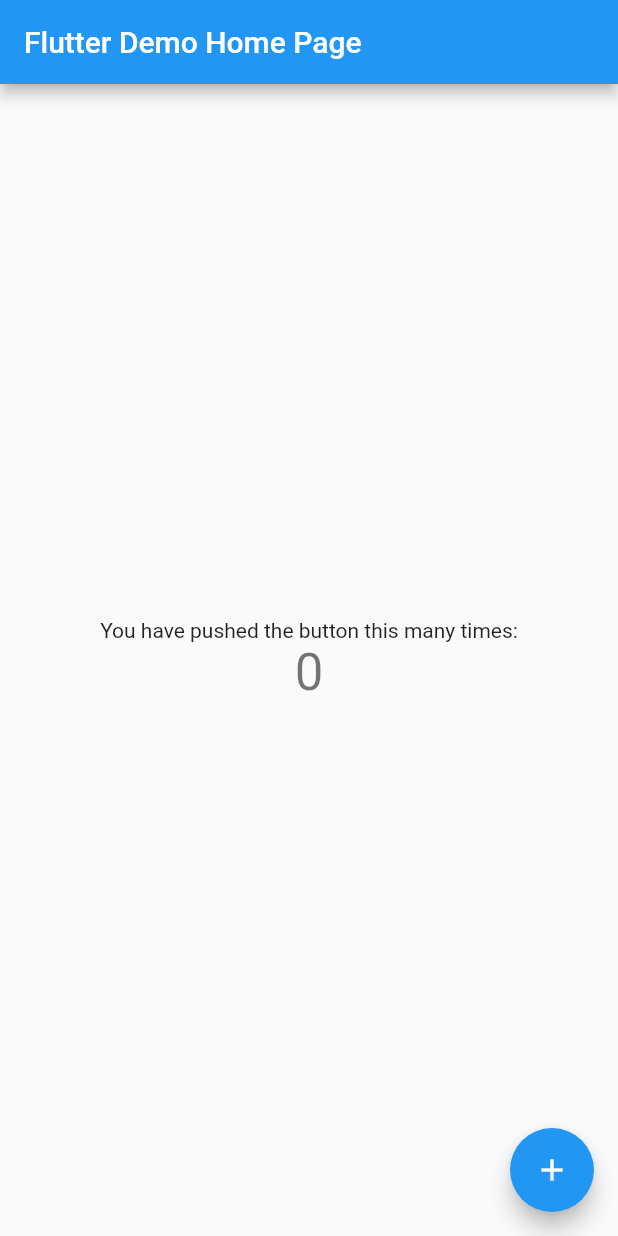
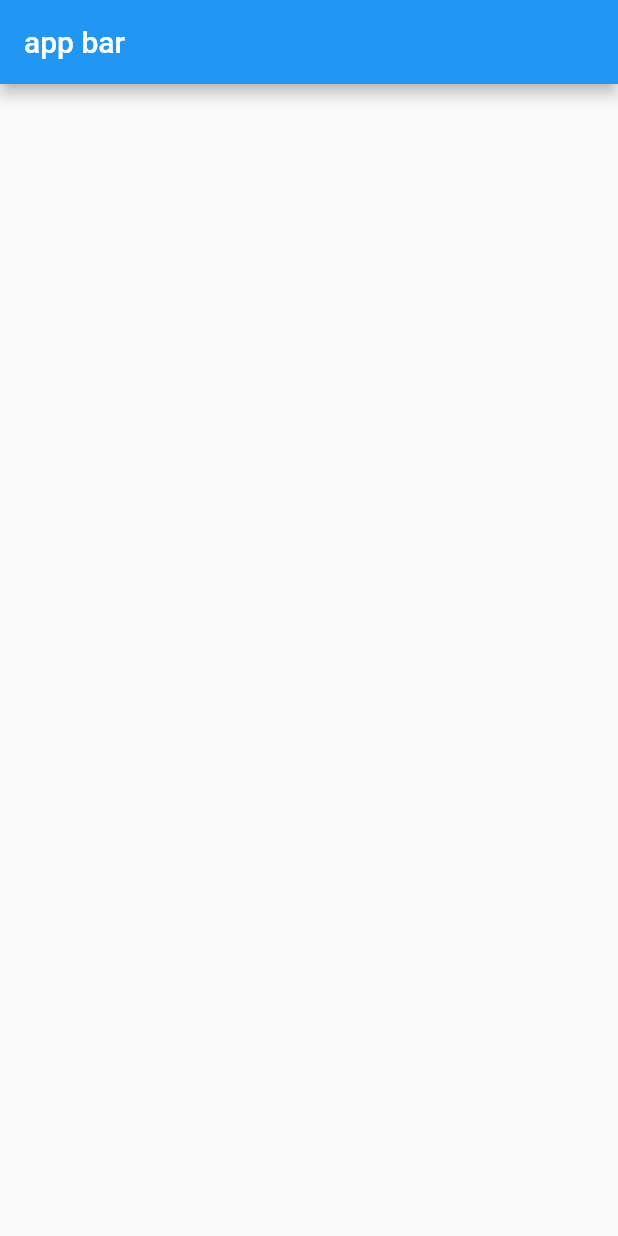
Before and after one commit to jeremiasramirez/flutter-design-google-files, a Flutter app: the screen it shows after launch, on a phone screen of 412 x 824 dp. Run offline on Flutter 3.47's test engine with Material 2 defaults, Android fonts, the phone set to English and light mode, and no system bars.

Commit message:
Agregado pagina de home

```diff
--- a/lib/main.dart
+++ b/lib/main.dart
@@ -1,71 +1,17 @@
 import 'package:flutter/material.dart';
+import 'package:folders_file/pages/home/home.page.dart';
 
 void main() {
   runApp(MyApp());
 }
 
 class MyApp extends StatelessWidget {
-
   @override
   Widget build(BuildContext context) {
     return MaterialApp(
-      title: 'Flutter Demo',
-      theme: ThemeData(
-
-        primarySwatch: Colors.blue,
-      ),
-      home: MyHomePage(title: 'Flutter Demo Home Page'),
-    );
+        debugShowCheckedModeBanner: false,
+        title: 'Flutter Demo',
+        initialRoute: "home",
+        routes: {"home": (BuildContext context) => new Home()});
   }
 }
-
-class MyHomePage extends StatefulWidget {
-  MyHomePage({Key key, this.title}) : super(key: key);
-
-
-  final String title;
-
-  @override
-  _MyHomePageState createState() => _MyHomePageState();
-}
-
-class _MyHomePageState extends State<MyHomePage> {
-  int _counter = 0;
-
-  void _incrementCounter() {
-    setState(() {
-      _counter++;
-    });
-  }
-
-  @override
-  Widget build(BuildContext context) {
-
-    return Scaffold(
-      appBar: AppBar(
-        title: Text(widget.title),
-      ),
-      body: Center(
-
-        child: Column(
-
-          mainAxisAlignment: MainAxisAlignment.center,
-          children: <Widget>[
-            Text(
-              'You have pushed the button this many times:',
-            ),
-            Text(
-              '$_counter',
-              style: Theme.of(context).textTheme.headline4,
-            ),
-          ],
-        ),
-      ),
-      floatingActionButton: FloatingActionButton(
-        onPressed: _incrementCounter,
-        tooltip: 'Increment',
-        child: Icon(Icons.add),
-      ),
-    );
-  }
-}
--- /dev/null
+++ b/lib/pages/home/home.page.dart
@@ -0,0 +1,11 @@
+import "package:flutter/material.dart";
+
+class Home extends StatelessWidget {
+  Widget build(BuildContext context) {
+    return MaterialApp(
+        debugShowCheckedModeBanner: false,
+        home: Scaffold(
+          appBar: AppBar(title: Text("app bar")),
+        ));
+  }
+}
```
